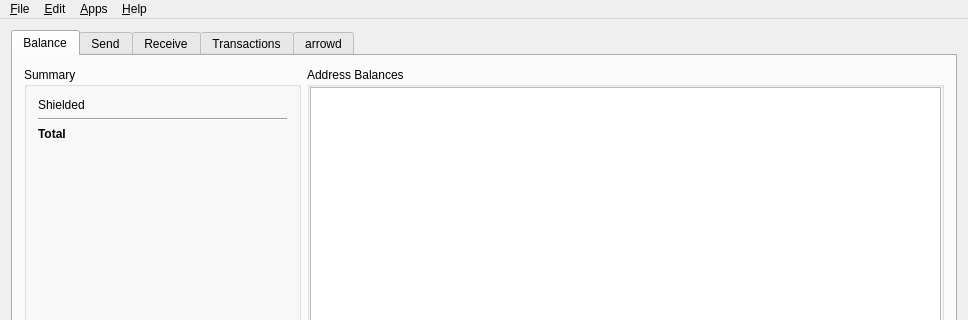
Qt form src/mainwindow.ui (Arrowchain/zecwallet) before a commit; both pictures show x 0 to 968 and y 0 to 320 of the 968 by 616 pixel window.
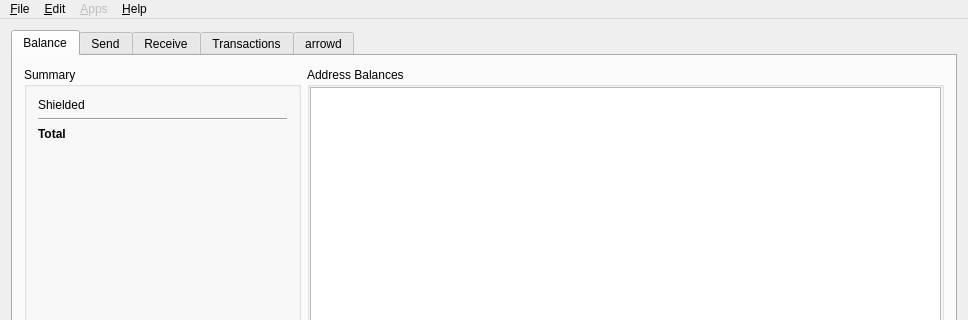
The same form after that commit. The open tabs and pages were chosen to show the change. Icons and pictures are not drawn. Custom widgets are drawn as their Qt base class.

The edit to the form file:
```diff
--- a/src/mainwindow.ui
+++ b/src/mainwindow.ui
@@ -1036,6 +1036,9 @@
     <addaction name="actionShow_Debug"/>
    </widget>
    <widget class="QMenu" name="menuApps">
+    <property name="enabled">
+     <bool>false</bool>
+    </property>
     <property name="title">
      <string>&amp;Apps</string>
     </property>
```
Left out of the diff: 32 changed lines with no effect on the pictures.
